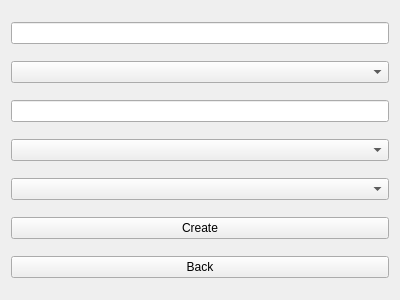
This is Views/createsoldierview.ui in MehmetHY/MilitaryOutpostManagement-Qt5 as Qt 5 draws it before an edit. The edited form follows.
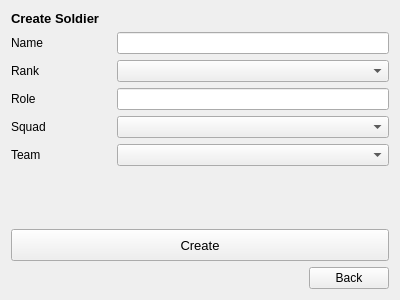
This is the edited form.

Commit message: rearranged create soldier and squad ui

```diff
--- a/Views/createsoldierview.ui
+++ b/Views/createsoldierview.ui
@@ -14,34 +14,218 @@
    <string>Form</string>
   </property>
   <layout class="QGridLayout" name="gridLayout">
-   <item row="5" column="0">
+   <item row="7" column="0">
     <widget class="QPushButton" name="createButton">
+     <property name="sizePolicy">
+      <sizepolicy hsizetype="Preferred" vsizetype="Fixed">
+       <horstretch>0</horstretch>
+       <verstretch>0</verstretch>
+      </sizepolicy>
+     </property>
+     <property name="minimumSize">
+      <size>
+       <width>0</width>
+       <height>32</height>
+      </size>
+     </property>
+     <property name="font">
+      <font>
+       <pointsize>10</pointsize>
+       <weight>50</weight>
+       <bold>false</bold>
+      </font>
+     </property>
+     <property name="cursor">
+      <cursorShape>PointingHandCursor</cursorShape>
+     </property>
      <property name="text">
       <string>Create</string>
      </property>
     </widget>
    </item>
-   <item row="6" column="0">
-    <widget class="QPushButton" name="backButton">
-     <property name="text">
-      <string>Back</string>
-     </property>
-    </widget>
-   </item>
    <item row="2" column="0">
-    <widget class="QLineEdit" name="roleLineEdit"/>
+    <layout class="QHBoxLayout" name="horizontalLayout_2">
+     <item>
+      <widget class="QLabel" name="label_2">
+       <property name="minimumSize">
+        <size>
+         <width>100</width>
+         <height>0</height>
+        </size>
+       </property>
+       <property name="text">
+        <string>Rank</string>
+       </property>
+      </widget>
+     </item>
+     <item>
+      <widget class="QComboBox" name="rankComboBox">
+       <property name="sizePolicy">
+        <sizepolicy hsizetype="Expanding" vsizetype="Fixed">
+         <horstretch>0</horstretch>
+         <verstretch>0</verstretch>
+        </sizepolicy>
+       </property>
+      </widget>
+     </item>
+    </layout>
    </item>
-   <item row="0" column="0">
-    <widget class="QLineEdit" name="nameLineEdit"/>
+   <item row="5" column="0">
+    <layout class="QHBoxLayout" name="horizontalLayout_5">
+     <item>
+      <widget class="QLabel" name="label_5">
+       <property name="minimumSize">
+        <size>
+         <width>100</width>
+         <height>0</height>
+        </size>
+       </property>
+       <property name="text">
+        <string>Team</string>
+       </property>
+      </widget>
+     </item>
+     <item>
+      <widget class="QComboBox" name="teamComboBox">
+       <property name="sizePolicy">
+        <sizepolicy hsizetype="Expanding" vsizetype="Fixed">
+         <horstretch>0</horstretch>
+         <verstretch>0</verstretch>
+        </sizepolicy>
+       </property>
+      </widget>
+     </item>
+    </layout>
    </item>
    <item row="3" column="0">
-    <widget class="QComboBox" name="squadComboBox"/>
+    <layout class="QHBoxLayout" name="horizontalLayout_3">
+     <item>
+      <widget class="QLabel" name="label_3">
+       <property name="minimumSize">
+        <size>
+         <width>100</width>
+         <height>0</height>
+        </size>
+       </property>
+       <property name="text">
+        <string>Role</string>
+       </property>
+      </widget>
+     </item>
+     <item>
+      <widget class="QLineEdit" name="roleLineEdit"/>
+     </item>
+    </layout>
    </item>
-   <item row="4" column="0">
-    <widget class="QComboBox" name="teamComboBox"/>
+   <item row="0" column="0">
+    <widget class="QLabel" name="label_7">
+     <property name="sizePolicy">
+      <sizepolicy hsizetype="Preferred" vsizetype="Fixed">
+       <horstretch>0</horstretch>
+       <verstretch>0</verstretch>
+      </sizepolicy>
+     </property>
+     <property name="font">
+      <font>
+       <pointsize>10</pointsize>
+       <weight>75</weight>
+       <bold>true</bold>
+      </font>
+     </property>
+     <property name="text">
+      <string>Create Soldier</string>
+     </property>
+     <property name="alignment">
+      <set>Qt::AlignLeading|Qt::AlignLeft|Qt::AlignVCenter</set>
+     </property>
+    </widget>
    </item>
    <item row="1" column="0">
-    <widget class="QComboBox" name="rankComboBox"/>
+    <layout class="QHBoxLayout" name="horizontalLayout">
+     <item>
+      <widget class="QLabel" name="label">
+       <property name="minimumSize">
+        <size>
+         <width>100</width>
+         <height>0</height>
+        </size>
+       </property>
+       <property name="text">
+        <string>Name</string>
+       </property>
+      </widget>
+     </item>
+     <item>
+      <widget class="QLineEdit" name="nameLineEdit"/>
+     </item>
+    </layout>
+   </item>
+   <item row="4" column="0">
+    <layout class="QHBoxLayout" name="horizontalLayout_4">
+     <item>
+      <widget class="QLabel" name="label_4">
+       <property name="minimumSize">
+        <size>
+         <width>100</width>
+         <height>0</height>
+        </size>
+       </property>
+       <property name="text">
+        <string>Squad</string>
+       </property>
+      </widget>
+     </item>
+     <item>
+      <widget class="QComboBox" name="squadComboBox">
+       <property name="sizePolicy">
+        <sizepolicy hsizetype="Expanding" vsizetype="Fixed">
+         <horstretch>0</horstretch>
+         <verstretch>0</verstretch>
+        </sizepolicy>
+       </property>
+      </widget>
+     </item>
+    </layout>
+   </item>
+   <item row="8" column="0">
+    <layout class="QHBoxLayout" name="horizontalLayout_6">
+     <item>
+      <spacer name="horizontalSpacer">
+       <property name="orientation">
+        <enum>Qt::Horizontal</enum>
+       </property>
+       <property name="sizeHint" stdset="0">
+        <size>
+         <width>40</width>
+         <height>20</height>
+        </size>
+       </property>
+      </spacer>
+     </item>
+     <item>
+      <widget class="QPushButton" name="backButton">
+       <property name="cursor">
+        <cursorShape>PointingHandCursor</cursorShape>
+       </property>
+       <property name="text">
+        <string>Back</string>
+       </property>
+      </widget>
+     </item>
+    </layout>
+   </item>
+   <item row="6" column="0">
+    <spacer name="verticalSpacer">
+     <property name="orientation">
+      <enum>Qt::Vertical</enum>
+     </property>
+     <property name="sizeHint" stdset="0">
+      <size>
+       <width>20</width>
+       <height>40</height>
+      </size>
+     </property>
+    </spacer>
    </item>
   </layout>
  </widget>
```
The commit also changes 3 other files.
